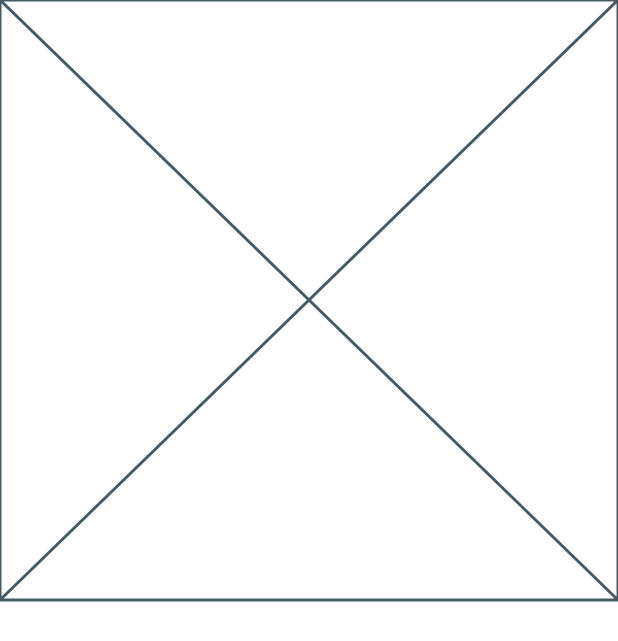
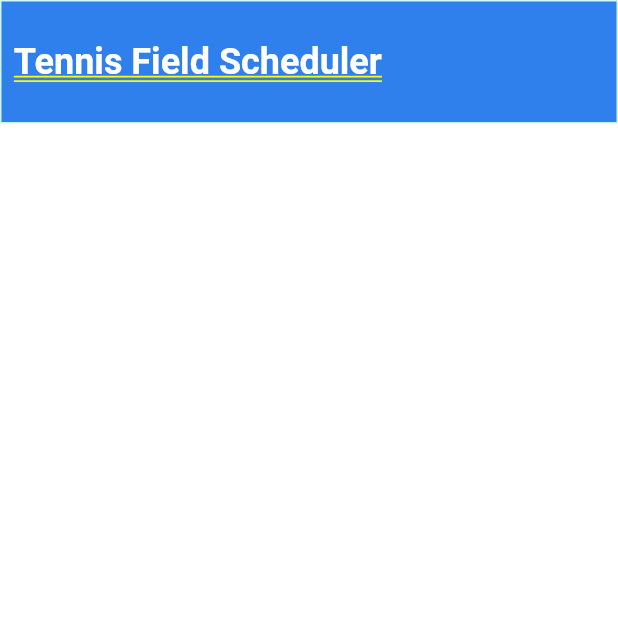
Before and after one commit to cyberfanta/tennis_field_scheduler, a Flutter app: the screen it shows after launch, on a phone screen of 412 x 824 dp. Shown: the top 641 px of the screen. Run offline on Flutter 3.47's test engine with Material 2 defaults, Android fonts, the phone set to English and light mode, and no system bars; Roboto replaces fonts that are missing (LeagueSpartan).

Commit message:
Feat (First View): Adding app bar testing.

```diff
--- /dev/null
+++ b/lib/core/constants/ui_colors.dart
@@ -0,0 +1,17 @@
+import 'package:flutter/material.dart';
+
+const cBackground = cBox3;
+
+const cCream = Color.fromRGBO(255, 250, 205, 1); // #FFFACD
+
+const cBox1 = Color.fromRGBO(240, 240, 255, 1); // #F0F0FF
+const cBox2 = Color.fromRGBO(209, 247, 244, 1); // #D1F7F4
+const cBox3 = Color.fromRGBO(224, 250, 218, 1); // #E0FADA
+
+const cWhite = Color.fromRGBO(255, 255, 255, 1); // #D1F7F4
+const cGray = Color.fromRGBO(205, 205, 205, 1); // #2F80ED
+const cGrayDark = Color.fromRGBO(135, 135, 135, 1); // #2F80ED
+const cRed = Color.fromRGBO(235, 87, 87, 1); // #EB5757
+const cBlue = Color.fromRGBO(47, 128, 237, 1); // #EB5757
+const cYellow = Color.fromRGBO(255, 255, 125, 1); // #FFFF57
+const cBlack = Color.fromRGBO(0, 0, 0, 1); // #000000
--- a/lib/presentation/views/screens/get_dates_view.dart
+++ b/lib/presentation/views/screens/get_dates_view.dart
@@ -1,4 +1,7 @@
 import 'package:flutter/material.dart';
+
+import '../../../core/constants/ui_colors.dart';
+import '../../../core/constants/ui_text_styles.dart';
 
 class GetDatesView extends StatefulWidget {
   const GetDatesView({super.key});
@@ -12,10 +15,34 @@ class GetDatesView extends StatefulWidget {
 class _GetDatesViewState extends State<GetDatesView> {
   @override
   Widget build(BuildContext context) {
-    Column viewList = const Column(
-        mainAxisSize: MainAxisSize.min,
+    double height = MediaQuery.of(context).size.height;
+    double width = MediaQuery.of(context).size.width;
+
+    Column viewList = Column(
+      mainAxisSize: MainAxisSize.min,
       children: [
-        Placeholder(),
+        Container(
+          height: height * .1,
+          width: double.infinity,
+          alignment: Alignment.centerLeft,
+          padding: EdgeInsets.symmetric(
+            horizontal: width * .02,
+            vertical: height * .02,
+          ),
+          decoration: BoxDecoration(
+            color: cBlue,
+            border: Border.all(
+              color: cBox2,
+            ),
+          ),
+          // constraints: BoxConstraints(
+          //   minHeight: height * .1,
+          // ),
+          child: Text(
+            "Tennis Field Scheduler",
+            style: styleMedium(24, cWhite),
+          ),
+        ),
       ],
     );
 
```
Also changed, not shown: lib/core/constants/ui_text_styles.dart (added, +176 -0 lines).
